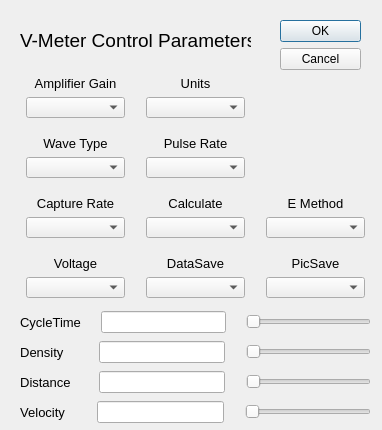
Before: the Qt Designer form control_dialog.ui in ndtmike/Veelinx, drawn with Qt 5.
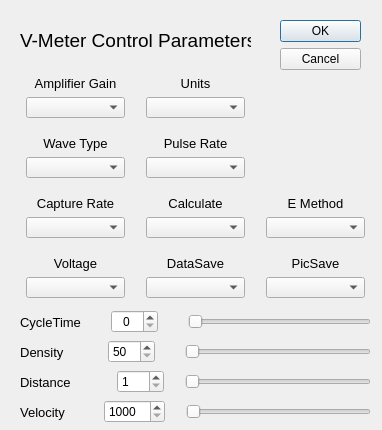
After: the same form once the commit is applied.

Commit message:
Remote Control Dialog Complete
Remote Control Dialog Complete, parts need  to be integrated

Diff of the .ui file:
```diff
--- a/control_dialog.ui
+++ b/control_dialog.ui
@@ -19,7 +19,7 @@
      <x>280</x>
      <y>20</y>
      <width>81</width>
-     <height>241</height>
+     <height>61</height>
     </rect>
    </property>
    <property name="orientation">
@@ -538,7 +538,7 @@
    </property>
    <layout class="QHBoxLayout" name="forLayoutDensity">
     <property name="spacing">
-     <number>21</number>
+     <number>30</number>
     </property>
     <item>
      <widget class="QLabel" name="lblDensity">
@@ -556,10 +556,26 @@
      </widget>
     </item>
     <item>
-     <widget class="QLineEdit" name="lineEditCycleTime_2"/>
+     <widget class="QSpinBox" name="DensitySpinBox">
+      <property name="minimum">
+       <number>50</number>
+      </property>
+      <property name="maximum">
+       <number>500</number>
+      </property>
+      <property name="singleStep">
+       <number>1</number>
+      </property>
+     </widget>
     </item>
     <item>
      <widget class="QSlider" name="horizontalSliderDensity">
+      <property name="minimum">
+       <number>50</number>
+      </property>
+      <property name="maximum">
+       <number>500</number>
+      </property>
       <property name="orientation">
        <enum>Qt::Horizontal</enum>
       </property>
@@ -588,7 +604,7 @@
        </font>
       </property>
       <property name="text">
-       <string>Distance  </string>
+       <string>Distance       </string>
       </property>
       <property name="alignment">
        <set>Qt::AlignCenter</set>
@@ -596,10 +612,23 @@
      </widget>
     </item>
     <item>
-     <widget class="QLineEdit" name="lineEditCycleTime_3"/>
+     <widget class="QSpinBox" name="DistanceSpinBox">
+      <property name="minimum">
+       <number>1</number>
+      </property>
+      <property name="maximum">
+       <number>600</number>
+      </property>
+     </widget>
     </item>
     <item>
      <widget class="QSlider" name="horizontalSliderDistance">
+      <property name="minimum">
+       <number>1</number>
+      </property>
+      <property name="maximum">
+       <number>600</number>
+      </property>
       <property name="orientation">
        <enum>Qt::Horizontal</enum>
       </property>
@@ -628,7 +657,7 @@
        </font>
       </property>
       <property name="text">
-       <string>Velocity   </string>
+       <string>Velocity     </string>
       </property>
       <property name="alignment">
        <set>Qt::AlignCenter</set>
@@ -636,10 +665,23 @@
      </widget>
     </item>
     <item>
-     <widget class="QLineEdit" name="lineEditVelocity"/>
+     <widget class="QSpinBox" name="VelocitySpinBox">
+      <property name="minimum">
+       <number>1000</number>
+      </property>
+      <property name="maximum">
+       <number>40000</number>
+      </property>
+     </widget>
     </item>
     <item>
      <widget class="QSlider" name="horizontalSliderVelocity">
+      <property name="minimum">
+       <number>1000</number>
+      </property>
+      <property name="maximum">
+       <number>40000</number>
+      </property>
       <property name="orientation">
        <enum>Qt::Horizontal</enum>
       </property>
@@ -647,7 +689,7 @@
     </item>
    </layout>
   </widget>
-  <widget class="QWidget" name="">
+  <widget class="QWidget" name="layoutWidget">
    <property name="geometry">
     <rect>
      <x>20</x>
@@ -656,9 +698,9 @@
      <height>24</height>
     </rect>
    </property>
-   <layout class="QHBoxLayout" name="forLayoutCycleTime">
+   <layout class="QHBoxLayout" name="formLayoutCycleTime">
     <property name="spacing">
-     <number>20</number>
+     <number>30</number>
     </property>
     <item>
      <widget class="QLabel" name="lblCycleTime">
@@ -676,10 +718,23 @@
      </widget>
     </item>
     <item>
-     <widget class="QLineEdit" name="lineEditCycleTime"/>
+     <widget class="QSpinBox" name="CycleTimeSpinBox">
+      <property name="frame">
+       <bool>true</bool>
+      </property>
+      <property name="alignment">
+       <set>Qt::AlignCenter</set>
+      </property>
+      <property name="maximum">
+       <number>600</number>
+      </property>
+     </widget>
     </item>
     <item>
      <widget class="QSlider" name="horizontalSliderCycleTime">
+      <property name="maximum">
+       <number>600</number>
+      </property>
       <property name="orientation">
        <enum>Qt::Horizontal</enum>
       </property>
```
Left out of the diff: 11 changed lines with no effect on the pictures. The commit also changes 5 other files.
